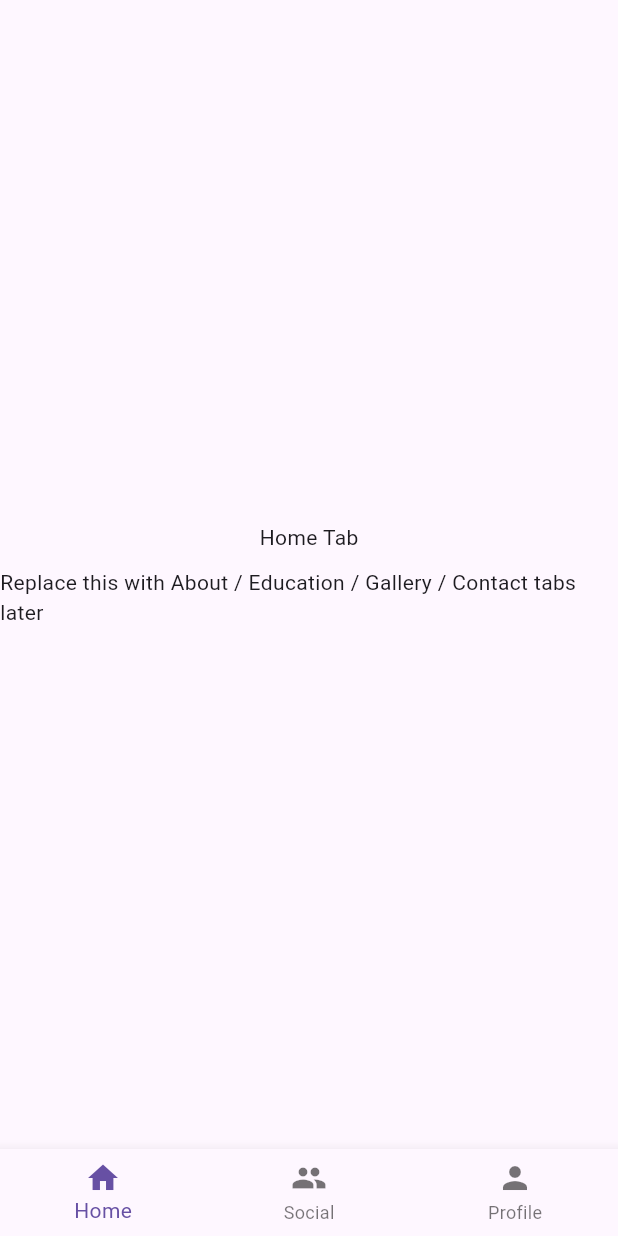
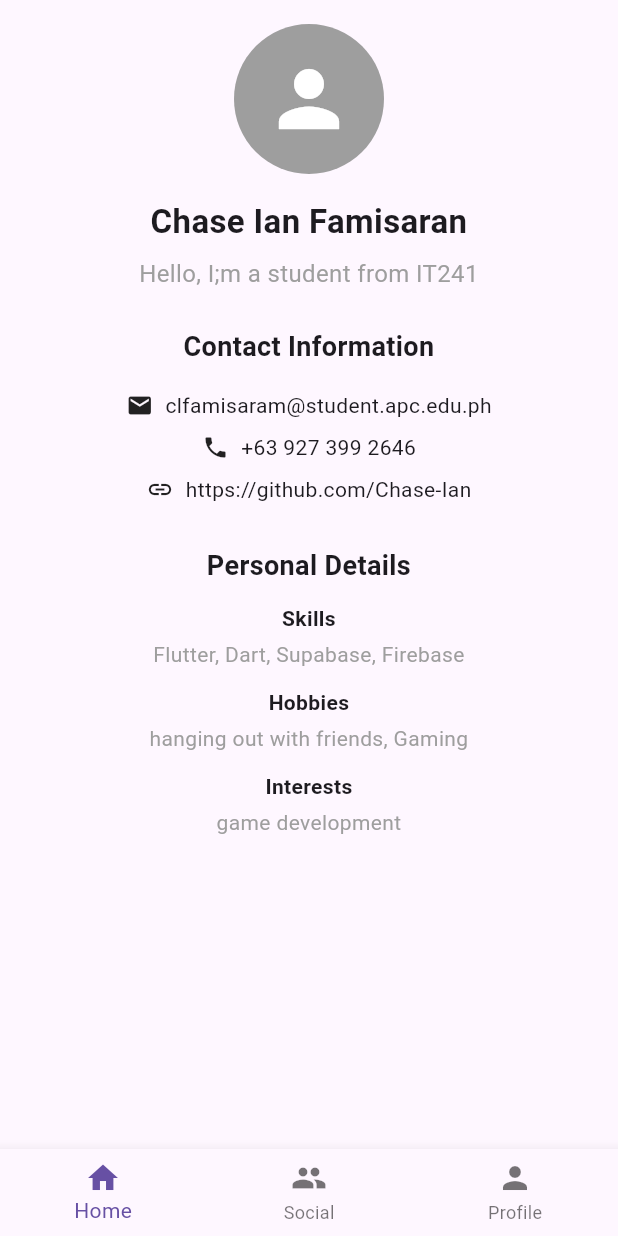
Before and after one commit to Chase-Ian/personal_profile, a Flutter app: the screen it shows after launch, on a phone screen of 412 x 824 dp. Run offline on Flutter 3.47's test engine with Material 3 defaults, Android fonts, the phone set to English and light mode, and no system bars.

Commit message:
added home contents 1

```diff
--- a/lib/home/home.dart
+++ b/lib/home/home.dart
@@ -5,13 +5,101 @@ class HomeTab extends StatelessWidget {
 
   @override
   Widget build(BuildContext context) {
-    return Center(
+    return SingleChildScrollView(
+      padding: const EdgeInsets.all(16),
       child: Column(
+        crossAxisAlignment: CrossAxisAlignment.center,
+        children: [
+          // Profile picture
+          const CircleAvatar(
+            radius: 50,
+            backgroundColor: Colors.grey,
+            child: Icon(Icons.person, size: 60, color: Colors.white),
+          ),
+
+          const SizedBox(height: 16),
+
+          // Full name
+          const Text(
+            'Chase Ian Famisaran',
+            style: TextStyle(fontSize: 22, fontWeight: FontWeight.bold),
+            textAlign: TextAlign.center,
+          ),
+
+          const SizedBox(height: 8),
+
+          // Short bio
+          const Text(
+            'Hello, I;m a student from IT241',
+            textAlign: TextAlign.center,
+            style: TextStyle(fontSize: 16, color: Colors.grey),
+          ),
+
+          const SizedBox(height: 24),
+
+          // Contact information
+          _sectionTitle('Contact Information'),
+          _centerInfoRow(Icons.email, 'clfamisaram@student.apc.edu.ph'),
+          _centerInfoRow(Icons.phone, '+63 927 399 2646'),
+          _centerInfoRow(Icons.link, 'https://github.com/Chase-Ian'),
+
+          const SizedBox(height: 24),
+
+          // Other personal details
+          _sectionTitle('Personal Details'),
+          _centerInfoBlock('Skills', 'Flutter, Dart, Supabase, Firebase'),
+          _centerInfoBlock('Hobbies', 'hanging out with friends, Gaming'),
+          _centerInfoBlock('Interests', 'game development'),
+        ],
+      ),
+    );
+  }
+
+  // Section title (centered)
+  static Widget _sectionTitle(String title) {
+    return Padding(
+      padding: const EdgeInsets.only(bottom: 12),
+      child: Text(
+        title,
+        style: const TextStyle(fontSize: 18, fontWeight: FontWeight.bold),
+        textAlign: TextAlign.center,
+      ),
+    );
+  }
+
+  // Centered contact row
+  static Widget _centerInfoRow(IconData icon, String text) {
+    return Padding(
+      padding: const EdgeInsets.symmetric(vertical: 4),
+      child: Row(
         mainAxisAlignment: MainAxisAlignment.center,
-        children: const [
-          Text('Home Tab'),
-          SizedBox(height: 10),
-          Text('Replace this with About / Education / Gallery / Contact tabs later'),
+        children: [
+          Icon(icon, size: 18),
+          const SizedBox(width: 8),
+          Text(text),
+        ],
+      ),
+    );
+  }
+
+  // Centered personal detail block
+  static Widget _centerInfoBlock(String title, String content) {
+    return Padding(
+      padding: const EdgeInsets.only(bottom: 12),
+      child: Column(
+        crossAxisAlignment: CrossAxisAlignment.center,
+        children: [
+          Text(
+            title,
+            style: const TextStyle(fontWeight: FontWeight.w600),
+            textAlign: TextAlign.center,
+          ),
+          const SizedBox(height: 4),
+          Text(
+            content,
+            textAlign: TextAlign.center,
+            style: const TextStyle(color: Colors.grey),
+          ),
         ],
       ),
     );
```
